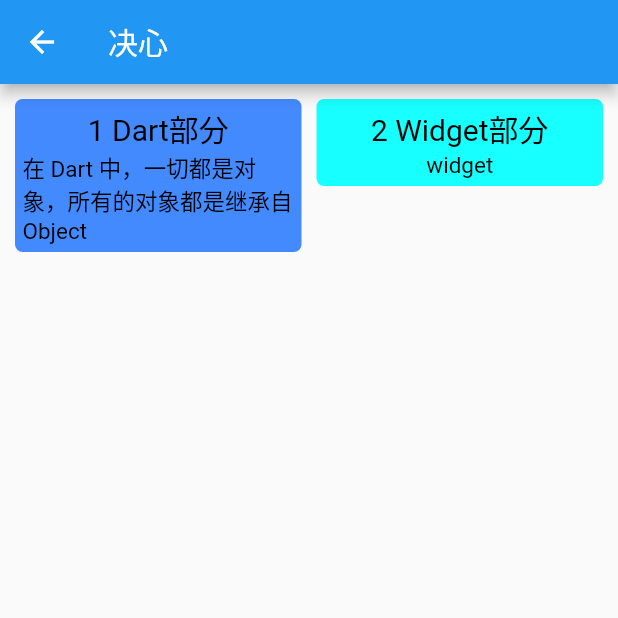
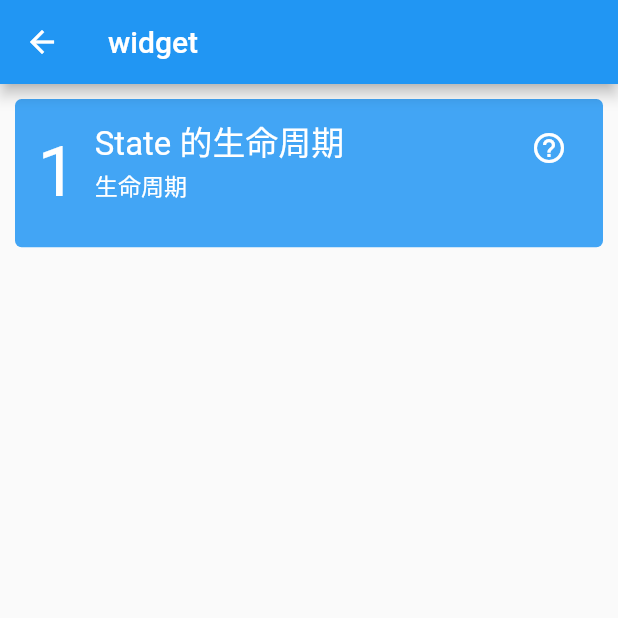
Before and after one commit to AlexanderYeah/AwsomeFlutterPlayground, a Flutter app: the JueXinPage screen opened directly, after a tap on an icon or button, on a phone screen of 412 x 824 dp, the top half of it. Run offline on Flutter 3.47's test engine with Material 2 defaults, Android fonts, the phone set to English and light mode, and no system bars; our stand-ins replace dio, flutter_screenutil, shared_preferences; accounts and stored records are empty.

Commit message:
state的生命周期

```diff
--- a/awsome_flutter/lib/juexin/localData/juexin_local_data.dart
+++ b/awsome_flutter/lib/juexin/localData/juexin_local_data.dart
@@ -29,4 +29,17 @@ List jx_dart_list_data = [
     "content":
         "字面意思「未来」，是用来处理异步的工具。Dart 在单线程中是以消息循环机制来运行的，其中包含两个任务队列，一个是“微任务队列” microtask queue，另一个叫做“事件队列” event queue。Future 默认情况下其实就是往「事件队列」里插入一个事件，当有空余时间的时候就去执行，当执行完毕后会回调 Future.then(v) 方法。"
   },
+  {
+    "title": "extends，implements,with 的用法和区别",
+    "content":
+        "这三种关系可以同时存在，前后有顺序extends->with->implements的顺序,\n 1>继承子类可以访问父类中所有的变量和方法 \n 2> 混入的对象是类，可以混入多个，mixin 定义的类不能有构造方法，这样可以避免多继承而产生的父类构造方法的冲突 \n 3> 一个类可以通过关键字implements 来实现一个或者多个接口并实现每个接口定义的API,例如想要创建一个A类支持B类的API 且不想继承B类，那就可以实现B类的接口"
+  },
 ];
+
+List jx_widget_list_data = [
+  {
+    "route": "/widget_state_life_cycle",
+    "title": "State 的生命周期",
+    "content": "生命周期"
+  }
+];
--- /dev/null
+++ b/awsome_flutter/lib/juexin/widget/widget_list.dart
@@ -0,0 +1,33 @@
+import 'package:awsome_flutter/widget/jz_list_item.dart';
+import 'package:flutter/material.dart';
+import '../../juexin/localData/juexin_local_data.dart';
+
+class JXWidgetListPage extends StatefulWidget {
+  const JXWidgetListPage({super.key});
+
+  @override
+  State<JXWidgetListPage> createState() => _WidgetListPageState();
+}
+
+class _WidgetListPageState extends State<JXWidgetListPage> {
+  @override
+  Widget build(BuildContext context) {
+    return Scaffold(
+      appBar: AppBar(
+        title: Text("widget"),
+      ),
+      body: Container(
+        child: ListView.builder(
+          itemCount: jx_widget_list_data.length,
+          itemBuilder: (BuildContext context, int index) {
+            return JZListItem(index, jx_widget_list_data[index]["title"],
+                jx_widget_list_data[index]["content"], (idx) {
+              String route = jx_widget_list_data[index]["route"];
+              if (route.length > 0) Navigator.of(context).pushNamed(route);
+            });
+          },
+        ),
+      ),
+    );
+  }
+}
--- /dev/null
+++ b/awsome_flutter/lib/juexin/widget/widget_state_life_cycle.dart
@@ -0,0 +1,66 @@
+import 'package:flutter/material.dart';
+
+class StateLifeCyclePage extends StatefulWidget {
+  const StateLifeCyclePage({super.key});
+
+  @override
+  State<StateLifeCyclePage> createState() => _StateLifeCyclePageState();
+}
+
+class _StateLifeCyclePageState extends State<StateLifeCyclePage> {
+  @override
+  Widget build(BuildContext context) {
+    return Scaffold(
+        appBar: AppBar(
+          title: Text("State的生命周期"),
+        ),
+        body: Container(
+          margin: EdgeInsets.all(15),
+          child: ListView(
+            children: [
+              SizedBox(
+                height: 20,
+              ),
+              Image.asset("images/state_life_cycle.png"),
+              Text(
+                " 一 创建",
+                style: TextStyle(fontSize: 20, color: Colors.blueAccent),
+              ),
+              Text("构造方法->initState->didChangeDependencies -> build 随后完成页面的渲染"),
+              Text(
+                  "\n 1 构造方法:State 生命周期的起点，Flutter 会通过调用 StatefulWidget.createState() 来创建一个 State。可以通过构造方法，来接收父 Widget 传递的初始化 UI 配置数据，而这些配置数据，决定了 Widget 最初的呈现状态"),
+              Text(
+                  "\n 2 initState：在 State 对象被插入视图树时调用。在 State 的生命周期中只会被调用一次，因此可以在 initState 函数中做一些初始化操作"),
+              Text(
+                  "\n 3 didChangeDependencies：专门用来处理 State 对象依赖关系变化，会在 initState() 调用结束后调用"),
+              Text(
+                  "\n 4 build:构建视图。经过构造方法、initState、didChangeDependencies 后，Framework 认为 State 已经准备就绪，于是便调用 build。在 build 中，需要根据父 Widget 传递过来的初始化配置数据及 State 的当前状态，创建一个 Widget 然后返回"),
+              SizedBox(
+                height: 20,
+              ),
+              Text(
+                " 二 更新",
+                style: TextStyle(fontSize: 20, color: Colors.blueAccent),
+              ),
+              Text(
+                  "\n 1 Widget 的状态更新，主要由 setState、didChangeDependencies 和 didUpdateWidget 触发"),
+              Text(
+                  "\n 2 setState:当状态数据发生变化时，可以通过调用 setState 方法告诉 Flutter 使用更新后数据重建 UI"),
+              Text(
+                  "\n 3 didChangeDependencies:State 对象的依赖关系发生变化后，Flutter 会回调该方法，随后触发组件构建。State 对象依赖关系发生变化的典型场景：系统语言 Locale 或应用主题改变时，系统会通知 State 执行 didChangeDependencies 回调方法"),
+              Text("\n 4 didUpdateWidget：Widget 的配置发生变化时，或热重载时，系统会回调该方法"),
+              Text(
+                " 三 销毁",
+                style: TextStyle(fontSize: 20, color: Colors.blueAccent),
+              ),
+              Text(
+                  "组件销毁相对创建和更新而言更简单。比如页面销毁时或是组件被移除时，系统会调用 deactivate 和 dispose 这两个方法，来移除或销毁组件"),
+              Text(
+                  "\n 当组件的可见状态发生变化时，deactivate 方法会被调用，这时 State 会被暂时从视图树中移除。注意：页面切换时，由于 State 对象在视图树中的位置发生了变化，需要先暂时移除后再重新添加，重新触发组件构建，因此也会调用 deactivate 方法"),
+              Text(
+                  "\n 当 State 被永久地从视图树中移除时，Flutter 会调用 dispose 方法，而一旦 dispose 方法被调用，组件就要被销毁了，因此可以在 dispose 方法中进行最终的资源释放、移除监听、清理环境等工作"),
+            ],
+          ),
+        ));
+  }
+}
--- a/awsome_flutter/lib/routers/router.dart
+++ b/awsome_flutter/lib/routers/router.dart
@@ -18,6 +18,8 @@ import '../juexin/dart/dart_list.dart';
 import '../juexin/dart/dart_single_thread.dart';
 import '../juexin/dart/dart_future_stream.dart';
 import '../jiezhi/state/provider_page_a.dart';
+import '../juexin/widget/widget_list.dart';
+import '../juexin/widget/widget_state_life_cycle.dart';
 
 //配置路由
 final routes = {
@@ -41,6 +43,8 @@ final routes = {
   '/dart_single_thread': (context) => SingleThreadPage(),
   '/dart_future_stream': (context) => DartFutureAndStreamPage(),
   '/provider_page_a': (context) => ProviderPageA(),
+  '/widget_list': (context) => JXWidgetListPage(),
+  '/widget_state_life_cycle': (context) => StateLifeCyclePage(),
 };
 
 //固定写法
--- a/awsome_flutter/lib/tabs/jueXin.dart
+++ b/awsome_flutter/lib/tabs/jueXin.dart
@@ -18,6 +18,9 @@ class _JueXinPageState extends State<JueXinPage> {
       switch (idx) {
         case 1:
           targetRoute = "/dart_list";
+          break;
+        case 2:
+          targetRoute = "/widget_list";
           break;
         default:
       }
```
Also changed, not shown: awsome_flutter/images/state_life_cycle.png (added).
